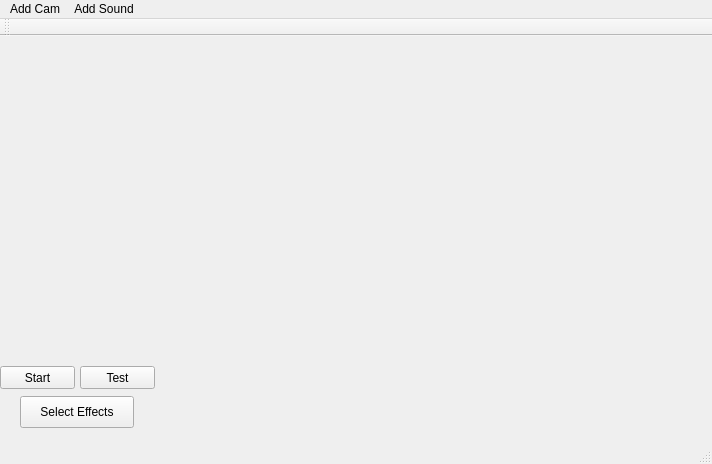
First picture: the form in mainwindow.ui, repository m-garanin/zgui-qt, before the edit.
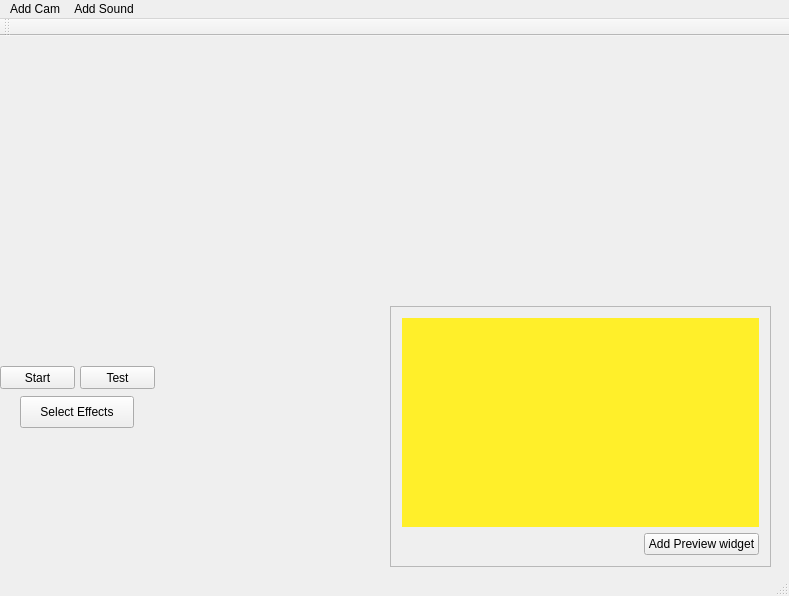
Second picture: the form after the edit. Custom widgets are drawn as their Qt base class.

Commit message: tiket 3, 8 - added scene widget, implement drag-and-drop

Patch:
```diff
--- a/mainwindow.ui
+++ b/mainwindow.ui
@@ -6,8 +6,8 @@
    <rect>
     <x>0</x>
     <y>0</y>
-    <width>712</width>
-    <height>464</height>
+    <width>789</width>
+    <height>596</height>
    </rect>
   </property>
   <property name="windowTitle">
@@ -43,7 +43,7 @@
    <widget class="QWidget" name="horizontalLayoutWidget">
     <property name="geometry">
      <rect>
-      <x>220</x>
+      <x>160</x>
       <y>270</y>
       <width>211</width>
       <height>131</height>
@@ -64,13 +64,58 @@
      <string>Select Effects</string>
     </property>
    </widget>
+   <widget class="QFrame" name="frame">
+    <property name="geometry">
+     <rect>
+      <x>390</x>
+      <y>270</y>
+      <width>381</width>
+      <height>261</height>
+     </rect>
+    </property>
+    <property name="frameShape">
+     <enum>QFrame::StyledPanel</enum>
+    </property>
+    <property name="frameShadow">
+     <enum>QFrame::Raised</enum>
+    </property>
+    <layout class="QGridLayout" name="gridLayout">
+     <item row="1" column="1">
+      <widget class="QPushButton" name="pbAddPreviewWidget">
+       <property name="text">
+        <string>Add Preview widget</string>
+       </property>
+      </widget>
+     </item>
+     <item row="1" column="0">
+      <spacer name="horizontalSpacer">
+       <property name="orientation">
+        <enum>Qt::Horizontal</enum>
+       </property>
+       <property name="sizeHint" stdset="0">
+        <size>
+         <width>40</width>
+         <height>20</height>
+        </size>
+       </property>
+      </spacer>
+     </item>
+     <item row="0" column="0" colspan="2">
+      <widget class="CSceneWidget" name="sceneWidget" native="true">
+       <property name="styleSheet">
+        <string notr="true">background: rgb(255, 239, 42)</string>
+       </property>
+      </widget>
+     </item>
+    </layout>
+   </widget>
   </widget>
   <widget class="QMenuBar" name="menuBar">
    <property name="geometry">
     <rect>
      <x>0</x>
      <y>0</y>
-     <width>712</width>
+     <width>789</width>
      <height>22</height>
     </rect>
    </property>
@@ -119,6 +164,14 @@
   </action>
  </widget>
  <layoutdefault spacing="6" margin="11"/>
+ <customwidgets>
+  <customwidget>
+   <class>CSceneWidget</class>
+   <extends>QWidget</extends>
+   <header location="global">scenewidget.h</header>
+   <container>1</container>
+  </customwidget>
+ </customwidgets>
  <resources/>
  <connections/>
 </ui>
```
The commit also changes 7 other files.
